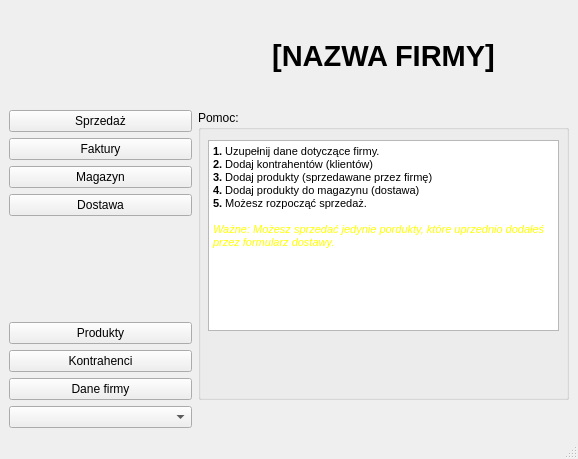
This is mainwindow.ui in DzimiX/ProgramSprzedazowy as Qt 5 draws it before an edit. The edited form follows.
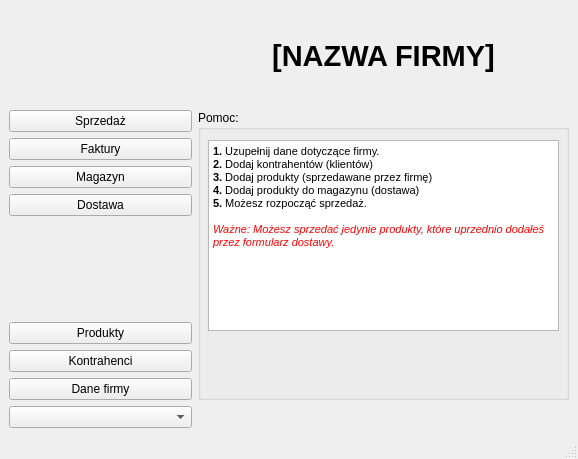
This is the edited form.

```diff
--- a/mainwindow.ui
+++ b/mainwindow.ui
@@ -102,7 +102,7 @@
 &lt;p style=&quot; margin-top:0px; margin-bottom:0px; margin-left:0px; margin-right:0px; -qt-block-indent:0; text-indent:0px;&quot;&gt;&lt;span style=&quot; font-family:'MS Shell Dlg 2'; font-weight:600;&quot;&gt;4.&lt;/span&gt;&lt;span style=&quot; font-family:'MS Shell Dlg 2';&quot;&gt; Dodaj produkty do magazynu (dostawa)&lt;/span&gt;&lt;/p&gt;
 &lt;p style=&quot; margin-top:0px; margin-bottom:0px; margin-left:0px; margin-right:0px; -qt-block-indent:0; text-indent:0px;&quot;&gt;&lt;span style=&quot; font-family:'MS Shell Dlg 2'; font-weight:600;&quot;&gt;5.&lt;/span&gt;&lt;span style=&quot; font-family:'MS Shell Dlg 2';&quot;&gt; Możesz rozpocząć sprzedaż.&lt;/span&gt;&lt;/p&gt;
 &lt;p style=&quot;-qt-paragraph-type:empty; margin-top:0px; margin-bottom:0px; margin-left:0px; margin-right:0px; -qt-block-indent:0; text-indent:0px; font-family:'MS Shell Dlg 2';&quot;&gt;&lt;br /&gt;&lt;/p&gt;
-&lt;p style=&quot; margin-top:0px; margin-bottom:0px; margin-left:0px; margin-right:0px; -qt-block-indent:0; text-indent:0px;&quot;&gt;&lt;span style=&quot; font-family:'MS Shell Dlg 2'; font-style:italic; color:#ffff00;&quot;&gt;Ważne: Możesz sprzedać jedynie pordukty, które uprzednio dodałeś przez formularz dostawy.&lt;/span&gt;&lt;/p&gt;&lt;/body&gt;&lt;/html&gt;</string>
+&lt;p style=&quot; margin-top:0px; margin-bottom:0px; margin-left:0px; margin-right:0px; -qt-block-indent:0; text-indent:0px;&quot;&gt;&lt;span style=&quot; font-family:'MS Shell Dlg 2'; font-style:italic; color:#ff0000;&quot;&gt;Ważne: Możesz sprzedać jedynie produkty, które uprzednio dodałeś przez formularz dostawy.&lt;/span&gt;&lt;/p&gt;&lt;/body&gt;&lt;/html&gt;</string>
             </property>
            </widget>
           </item>
```
